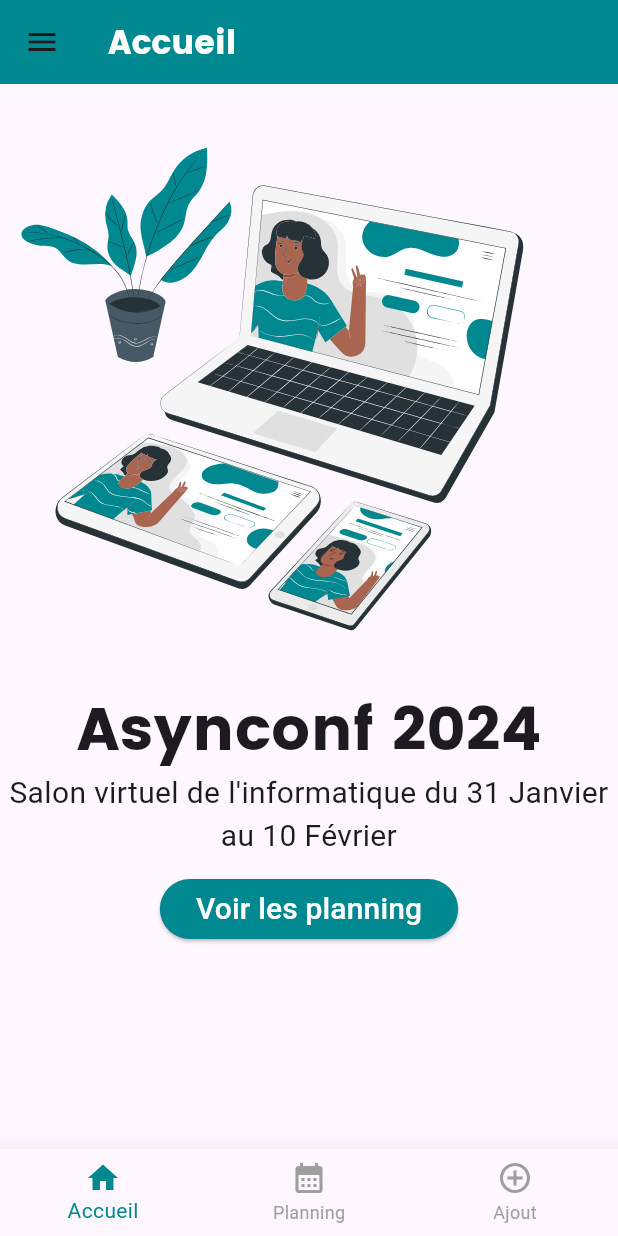
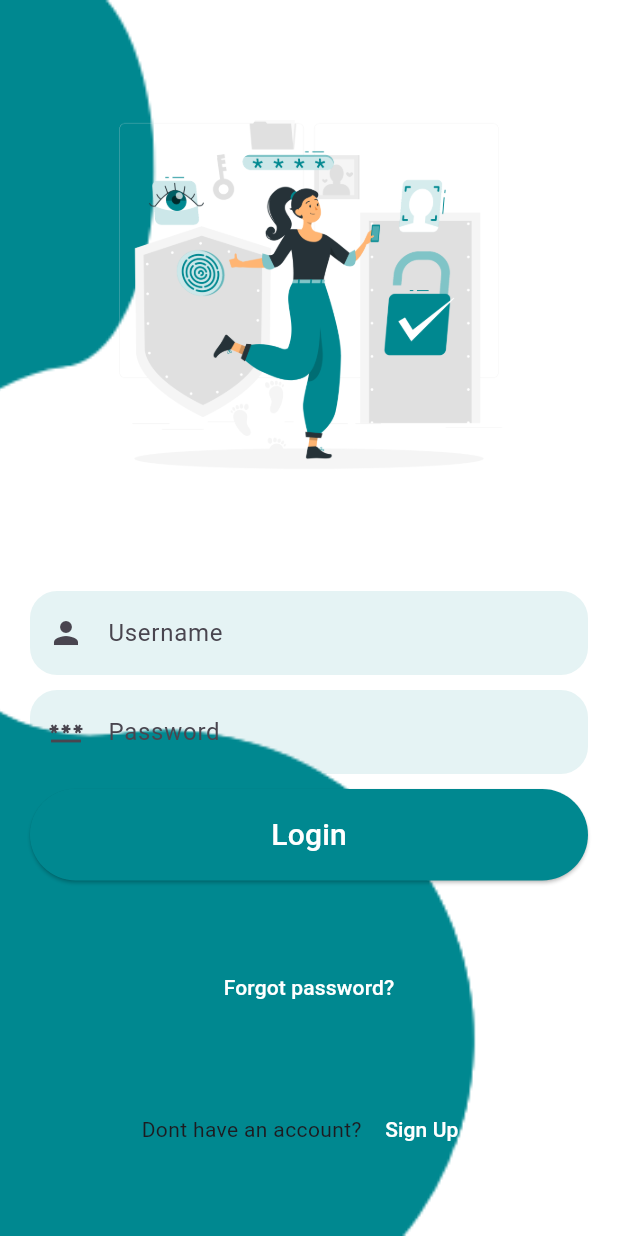
Before and after one commit to elhadji-mamadou-sarr/asynconf, a Flutter app: the screen it shows after launch, on a phone screen of 412 x 824 dp. Run offline on Flutter 3.47's test engine with Material 3 defaults, Android fonts, the phone set to English and light mode, and no system bars; our stand-ins replace cloud_firestore, date_field, firebase_auth, firebase_core, flutter_svg; accounts and stored records are empty.

Commit message:
Mise en place de l'authentification avec firebase (email/password)

```diff
--- a/lib/main.dart
+++ b/lib/main.dart
@@ -1,7 +1,9 @@
 
 import 'package:asynconf/pages/add_event_page.dart';
+import 'package:asynconf/pages/auth/auth_page.dart';
 import 'package:asynconf/pages/edit_event_page.dart';
 import 'package:asynconf/pages/event_pages.dart';
+import 'package:asynconf/pages/login.dart';
 import 'package:asynconf/pages/my_scafold.dart';
 import 'package:flutter/material.dart';
 import 'package:asynconf/pages/home_pages.dart';
@@ -12,16 +14,14 @@ import 'firebase_options.dart';
 
 
 
-
 void main() async{
 
   WidgetsFlutterBinding.ensureInitialized();
-
   await Firebase.initializeApp(
     options: DefaultFirebaseOptions.currentPlatform,
   );
+  runApp(const MyApp());
 
-  runApp(const MyApp());
 }
 
 
@@ -34,30 +34,14 @@ class MyApp extends StatefulWidget {
 
 class _MyAppState extends State<MyApp> {
 
-  int _currentIndex = 0;
+  @override
+  Widget build(BuildContext context) {
+    return const MaterialApp(
+      home: AuthPage()
+    );
 
-  setCurrentIndex(int index){
-    setState(() {
-      _currentIndex = index;
-    });
   }
 
-  @override
-  Widget build(BuildContext context) {
-    return MaterialApp(
-      home: MyScaffold(
-        currentIndex: _currentIndex,
-        setCurrentIndex: (index) {
-          setState(() {
-            _currentIndex = index;
-          });
-        },
-        body: [
-          const HomePage(),
-          const EventPage(),
-          const AddEventPage(),
-        ][_currentIndex],
-      ),
-    );
-  }
+
+
 }
--- /dev/null
+++ b/lib/pages/accueil.dart
@@ -0,0 +1,46 @@
+
+import 'package:flutter/material.dart';
+
+import 'add_event_page.dart';
+import 'event_pages.dart';
+import 'home_pages.dart';
+import 'my_scafold.dart';
+
+class Accueil extends StatefulWidget {
+  const Accueil({super.key});
+
+  @override
+  State<Accueil> createState() => _AccueilState();
+}
+
+class _AccueilState extends State<Accueil> {
+
+  int _currentIndex = 0;
+
+  setCurrentIndex(int index){
+    setState(() {
+      _currentIndex = index;
+    });
+  }
+
+  @override
+  Widget build(BuildContext context) {
+    return MaterialApp(
+      home: MyScaffold(
+        currentIndex: _currentIndex,
+        setCurrentIndex: (index) {
+          setState(() {
+            _currentIndex = index;
+          });
+        },
+        body: [
+          const HomePage(),
+          const EventPage(),
+          const AddEventPage(),
+        ][_currentIndex],
+      ),
+    );
+  }
+
+
+}
--- a/lib/pages/add_event_page.dart
+++ b/lib/pages/add_event_page.dart
@@ -19,6 +19,7 @@ class _AddEventPageState extends State<AddEventPage> {
 
   final confNameController = TextEditingController();
   final speakerNameController = TextEditingController();
+
   String selectedConfType = list.first;
   DateTime selectedConfDate = DateTime.now();
 
--- /dev/null
+++ b/lib/pages/auth/auth_page.dart
@@ -0,0 +1,34 @@
+import 'package:asynconf/pages/accueil.dart';
+import 'package:asynconf/pages/login.dart';
+import 'package:cloud_firestore/cloud_firestore.dart';
+import 'package:firebase_auth/firebase_auth.dart';
+import 'package:flutter/material.dart';
+
+class AuthPage extends StatefulWidget {
+  const AuthPage({super.key});
+
+  @override
+  State<AuthPage> createState() => _AuthPageState();
+}
+
+class _AuthPageState extends State<AuthPage> {
+  @override
+  Widget build(BuildContext context) {
+    return Scaffold(
+      body : StreamBuilder<User?>(
+        stream: FirebaseAuth.instance.authStateChanges(),
+
+        builder: (context, snapshot) {
+
+          if(snapshot.hasData){
+            return Accueil();
+          }else {
+            return Login();
+          }
+
+        },
+
+      ),
+    );
+  }
+}
--- /dev/null
+++ b/lib/pages/login.dart
@@ -0,0 +1,177 @@
+
+
+import 'package:asynconf/pages/accueil.dart';
+import 'package:firebase_auth/firebase_auth.dart';
+import 'package:firebase_core/firebase_core.dart';
+import 'package:flutter/cupertino.dart';
+import 'package:flutter/material.dart';
+
+import '../firebase_options.dart';
+
+
+class Login extends StatefulWidget {
+   Login({super.key});
+
+  @override
+  State<Login> createState() => _LoginState();
+}
+
+class _LoginState extends State<Login> {
+  final usernameController = TextEditingController();
+
+  final passwordController = TextEditingController();
+
+   void signUserIn() async{
+     showDialog(
+         context: context,
+         builder: (context){
+           return const Center(
+             child: CircularProgressIndicator(),
+           );
+         }
+     );
+     try {
+       await FirebaseAuth.instance.signInWithEmailAndPassword(
+           email: usernameController.text,
+           password: passwordController.text
+       );
+     } on FirebaseAuthException catch (e) {
+       incorrectIndentity();
+     }
+
+     Navigator.pop(context);
+
+   }
+
+   void incorrectIndentity(){
+     showDialog(
+         context: context,
+         builder: (context){
+           return const AlertDialog(
+             title: Text("Identifiant incorrecte !"),
+           );
+         }
+     );
+   }
+
+  @override
+  Widget build(BuildContext context) {
+    return MaterialApp(
+      debugShowCheckedModeBanner: false,
+      home: Scaffold(
+        body: Container(
+
+          decoration: const BoxDecoration(
+            image: DecorationImage(
+              image: AssetImage("assets/images/a.png"),
+              fit: BoxFit.cover,
+            ),
+          ),
+
+          //margin: const EdgeInsets.all(24),
+
+          child: Column(
+            mainAxisAlignment: MainAxisAlignment.spaceEvenly,
+            children: [
+              _header(context),
+              _inputField(context),
+              _forgotPassword(context),
+              _signup(context),
+            ],
+          ),
+        ),
+
+      ),
+    );
+  }
+
+  _header(context) {
+    return Container(
+        width: 300,
+        child: Image.asset("assets/images/auth.png"),
+    );
+
+  }
+
+  _inputField(context) {
+    return Container(
+      margin: const EdgeInsets.only(left: 20, right: 20),
+      child: Column(
+        crossAxisAlignment: CrossAxisAlignment.stretch,
+        children: [
+          TextField(
+            controller: usernameController,
+            decoration: InputDecoration(
+                hintText: "Username",
+                border: OutlineInputBorder(
+                    borderRadius: BorderRadius.circular(18),
+                    borderSide: BorderSide.none
+                ),
+
+                fillColor: const Color(0xFF008890).withOpacity(0.1),
+                filled: true,
+                prefixIcon: const Icon(Icons.person)),
+          ),
+
+          const SizedBox(height: 10),
+
+          TextField(
+            controller: passwordController,
+            decoration: InputDecoration(
+              hintText: "Password",
+              border: OutlineInputBorder(
+                  borderRadius: BorderRadius.circular(18),
+                  borderSide: BorderSide.none),
+              fillColor: Color(0xFF008890).withOpacity(0.1),
+              filled: true,
+              prefixIcon: const Icon(Icons.password),
+            ),
+            obscureText: true,
+          ),
+
+          const SizedBox(height: 10),
+
+          ElevatedButton(
+            onPressed: () {
+              signUserIn();
+            },
+
+            style: ElevatedButton.styleFrom(
+              shape: const StadiumBorder(),
+              padding: const EdgeInsets.symmetric(vertical: 16),
+              backgroundColor: Color(0xFF008890),
+            ),
+            child: const Text(
+              "Login",
+              style: TextStyle(fontSize: 20, color: Colors.white),
+            ),
+          )
+        ],
+      ),
+    );
+  }
+
+  _forgotPassword(context) {
+    return TextButton(
+      onPressed: () {},
+      child: const Text("Forgot password?",
+        style: TextStyle(color: Colors.white),
+      ),
+    );
+  }
+
+  _signup(context) {
+    return Row(
+      mainAxisAlignment: MainAxisAlignment.center,
+      children: [
+        const Text("Dont have an account? "),
+        TextButton(
+            onPressed: () {
+            },
+            child: const Text("Sign Up", style: TextStyle(color: Colors.white),)
+        )
+      ],
+    );
+
+  }
+}
--- a/pubspec.yaml
+++ b/pubspec.yaml
@@ -38,6 +38,7 @@ dependencies:
   date_field: ^4.0.1
   firebase_core: ^2.25.3
   cloud_firestore: ^4.15.3
+  firebase_auth: ^4.17.4
   intl: ^0.18.1
 
 dev_dependencies:
```
Also changed, not shown: lib/models/event.dart (added, +30 -0 lines), lib/pages/edit_event_page.dart (+7 -10 lines), lib/pages/event_pages.dart (+10 -9 lines), lib/pages/my_scafold.dart (+9 -2 lines), lib/pages/show_event_page.dart (+36 -19 lines), assets/images/a.png (added), assets/images/auth.png (added), pubspec.lock.
